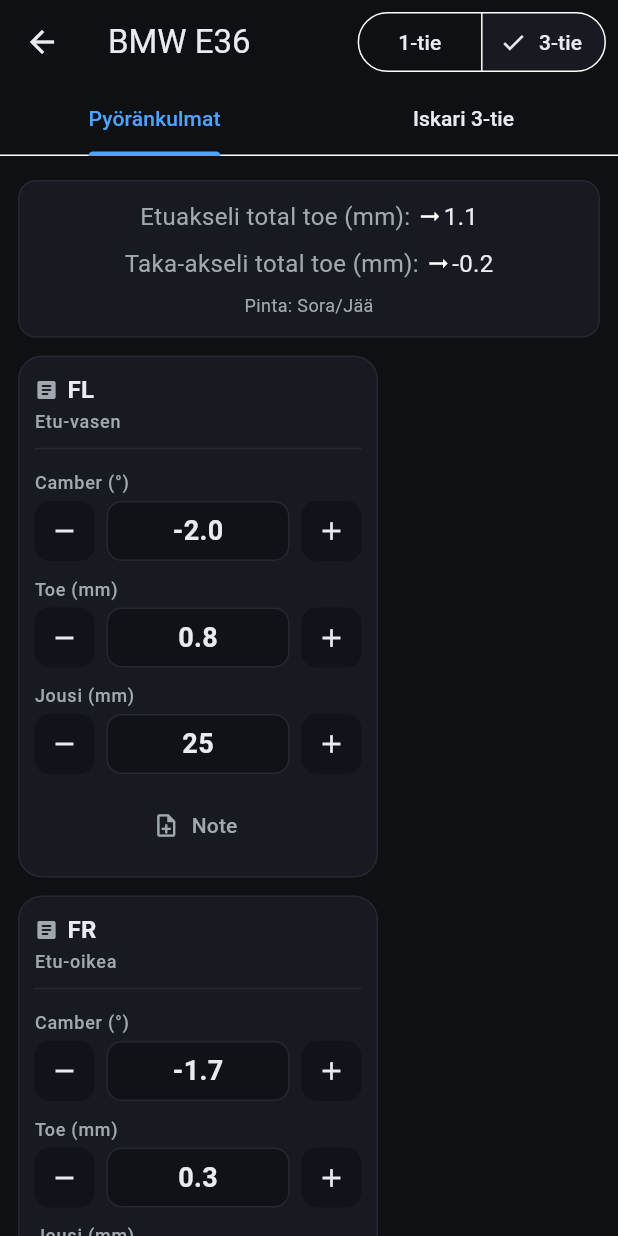
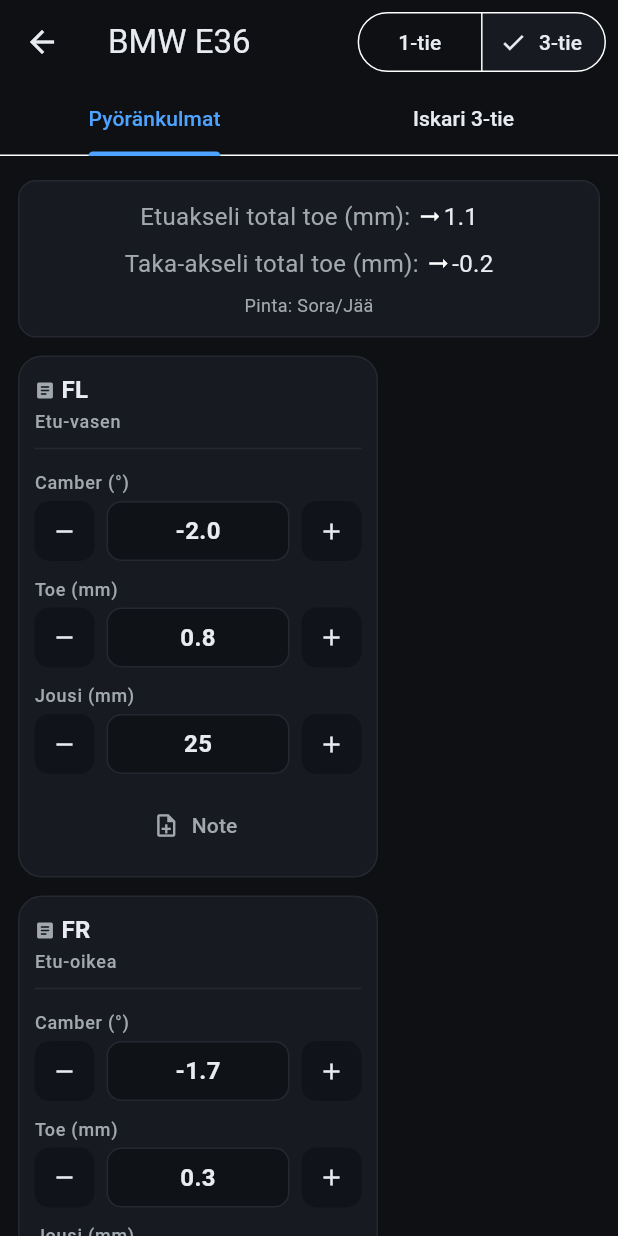
Before and after one commit to jappea/kulmaproto, a Flutter app: the screen it shows after launch, after a tap on an icon or button, on a phone screen of 412 x 824 dp. Run offline on Flutter 3.47's test engine with Material 3 defaults, Android fonts, the phone set to English and light mode, and no system bars.

Commit message:
testipäivitys

```diff
--- /dev/null
+++ b/_snip.txt
@@ -0,0 +1,4 @@
+          const Row(children: [Icon(Icons.sticky_note_2_outlined, size: 16, color: kTextMuted), SizedBox(width: 6), Text('Muistiinpano', style: TextStyle(color: kTextMuted, fontSize: 12))]),
+          const SizedBox(height: 6),
+          Text(note, style: const TextStyle(fontSize: 11)),
+        ]),
--- /dev/null
+++ b/_wheel_snip.txt
@@ -0,0 +1,15 @@
+        padding: const EdgeInsets.all(10),
+        decoration: BoxDecoration(color: kCard, borderRadius: BorderRadius.circular(12), border: Border.all(color: kOutline)),
+        child: Column(crossAxisAlignment: CrossAxisAlignment.start, children: [
+          const Row(children: [Icon(Icons.sticky_note_2_outlined, size: 16, color: kTextMuted), SizedBox(width: 6), Text('Muistiinpano', style: TextStyle(color: kTextMuted, fontSize: 12))]),
+          const SizedBox(height: 6),
+          Text(note, style: const TextStyle(fontSize: 11)),
+        ]),
+      );
+
+      if (note.isEmpty || !inline) {
+        return Column(crossAxisAlignment: CrossAxisAlignment.start, children: [
+          CardPanel(title: code, subtitle: pos, child: fields(c)),
+          if (note.isNotEmpty) ...[const SizedBox(height: 8), noteBox],
+        ]);
+      }
--- a/lib/common.dart
+++ b/lib/common.dart
@@ -1,4 +1,6 @@
 import 'package:flutter/material.dart';
+
+bool isPhone(BuildContext context) => MediaQuery.of(context).size.width < 700;
 
 const kBg = Color(0xFF0E1013);
 const kCard = Color(0xFF171A20);
@@ -15,14 +17,18 @@
   const CardPanel({super.key, required this.title, required this.subtitle, required this.child, this.width});
   @override
   Widget build(BuildContext context) {
-    final isPhone = MediaQuery.of(context).size.width < 700;
-    final panelWidth = width ?? (isPhone ? 240.0 : 260.0);
+    final phone = isPhone(context);
+    final panelWidth = width ?? (phone ? 240.0 : 260.0);
     return Container(
       width: panelWidth,
-      padding: EdgeInsets.all(isPhone ? 10 : 12),
+      padding: EdgeInsets.all(phone ? 10 : 12),
       decoration: BoxDecoration(color: kCard, borderRadius: BorderRadius.circular(16), border: Border.all(color: kOutline)),
       child: Column(crossAxisAlignment: CrossAxisAlignment.start, children: [
-        Row(children: [const Icon(Icons.article_rounded, size: 16, color: kTextMuted), const SizedBox(width: 6), Text(title, style: Theme.of(context).textTheme.titleMedium)]),
+        Row(children: [
+          Icon(Icons.article_rounded, size: phone ? 14 : 16, color: kTextMuted),
+          SizedBox(width: phone ? 4 : 6),
+          Text(title, style: Theme.of(context).textTheme.titleMedium),
+        ]),
         Text(subtitle, style: Theme.of(context).textTheme.labelSmall),
         const Divider(height: 20, color: kOutline),
         child,
@@ -43,7 +49,7 @@
   const StepperField({super.key, required this.label, required this.value, required this.onChanged, this.unit = '', this.min = -9999, this.max = 9999, this.step = 1, this.fractionDigits = 0});
   @override
   Widget build(BuildContext context) {
-    final isPhone = MediaQuery.of(context).size.width < 700;
+    final phone = isPhone(context);
     final text = value.toStringAsFixed(fractionDigits);
     return Padding(
       padding: const EdgeInsets.symmetric(vertical: 6),
@@ -64,10 +70,13 @@
                 if (v != null) onChanged(v.clamp(min, max));
               },
               child: Container(
-                height: isPhone ? 40 : 44,
+                height: phone ? 40 : 44,
                 alignment: Alignment.center,
                 decoration: BoxDecoration(color: const Color(0xFF0F1217), borderRadius: BorderRadius.circular(10), border: Border.all(color: kOutline)),
-                child: Text(unit.isEmpty ? text : '$text $unit', style: const TextStyle(fontSize: 18, fontWeight: FontWeight.w600)),
+                child: Text(
+                  unit.isEmpty ? text : '$text $unit',
+                  style: TextStyle(fontSize: phone ? 16 : 18, fontWeight: FontWeight.w600),
+                ),
               ),
             ),
           ),
@@ -78,11 +87,22 @@
     );
   }
   Widget _roundBtn(IconData icon, VoidCallback onTap) {
-    final isPhone = WidgetsBinding.instance.platformDispatcher.views.first.physicalSize.width / WidgetsBinding.instance.platformDispatcher.views.first.devicePixelRatio < 700;
+    // Default to smaller controls on phones
+    final phone = WidgetsBinding.instance.platformDispatcher.views.first.physicalSize.width /
+            WidgetsBinding.instance.platformDispatcher.views.first.devicePixelRatio <
+        700;
     return SizedBox(
-      width: isPhone ? 40 : 44,
-      height: isPhone ? 40 : 44,
-      child: Material(color: const Color(0xFF10141A), borderRadius: BorderRadius.circular(10), child: InkWell(onTap: onTap, borderRadius: BorderRadius.circular(10), child: Icon(icon, color: kTextMain, size: 20))),
+      width: phone ? 40 : 44,
+      height: phone ? 40 : 44,
+      child: Material(
+        color: const Color(0xFF10141A),
+        borderRadius: BorderRadius.circular(10),
+        child: InkWell(
+          onTap: onTap,
+          borderRadius: BorderRadius.circular(10),
+          child: Icon(icon, color: kTextMain, size: phone ? 18 : 20),
+        ),
+      ),
     );
   }
 }
--- a/lib/main.dart
+++ b/lib/main.dart
@@ -13,7 +13,7 @@
       debugShowCheckedModeBanner: false,
       theme: ThemeData(
         useMaterial3: true,
-        colorScheme: ColorScheme.dark(
+        colorScheme: const ColorScheme.dark(
           primary: kPrimary,
           surface: kCard,
           onSurface: kTextMain,
--- a/lib/shock_page.dart
+++ b/lib/shock_page.dart
@@ -53,7 +53,11 @@
         padding: const EdgeInsets.all(10),
         decoration: BoxDecoration(color: kCard, borderRadius: BorderRadius.circular(12), border: Border.all(color: kOutline)),
         child: Column(crossAxisAlignment: CrossAxisAlignment.start, children: [
-          const Row(children: [Icon(Icons.sticky_note_2_outlined, size: 16, color: kTextMuted), SizedBox(width: 6), Text('Muistiinpano', style: TextStyle(color: kTextMuted, fontSize: 12))]),
+          Row(children: [
+            Icon(Icons.sticky_note_2_outlined, size: isPhone ? 14 : 16, color: kTextMuted),
+            SizedBox(width: isPhone ? 4 : 6),
+            const Text('Muistiinpano', style: TextStyle(color: kTextMuted, fontSize: 12)),
+          ]),
           const SizedBox(height: 6),
           Text(note, style: const TextStyle(fontSize: 11)),
         ]),
--- a/lib/wheel_page.dart
+++ b/lib/wheel_page.dart
@@ -53,7 +53,11 @@
         padding: const EdgeInsets.all(10),
         decoration: BoxDecoration(color: kCard, borderRadius: BorderRadius.circular(12), border: Border.all(color: kOutline)),
         child: Column(crossAxisAlignment: CrossAxisAlignment.start, children: [
-          const Row(children: [Icon(Icons.sticky_note_2_outlined, size: 16, color: kTextMuted), SizedBox(width: 6), Text('Muistiinpano', style: TextStyle(color: kTextMuted, fontSize: 12))]),
+          Row(children: [
+            Icon(Icons.sticky_note_2_outlined, size: isPhone ? 14 : 16, color: kTextMuted),
+            SizedBox(width: isPhone ? 4 : 6),
+            const Text('Muistiinpano', style: TextStyle(color: kTextMuted, fontSize: 12)),
+          ]),
           const SizedBox(height: 6),
           Text(note, style: const TextStyle(fontSize: 11)),
         ]),
@@ -63,7 +67,7 @@
         return Column(crossAxisAlignment: CrossAxisAlignment.start, children: [
           CardPanel(title: code, subtitle: pos, child: fields(c)),
           if (note.isNotEmpty) ...[const SizedBox(height: 8), noteBox],
-        ]);
+      ]);
       }
 
       return Row(mainAxisSize: MainAxisSize.min, crossAxisAlignment: CrossAxisAlignment.start, children: [
```
